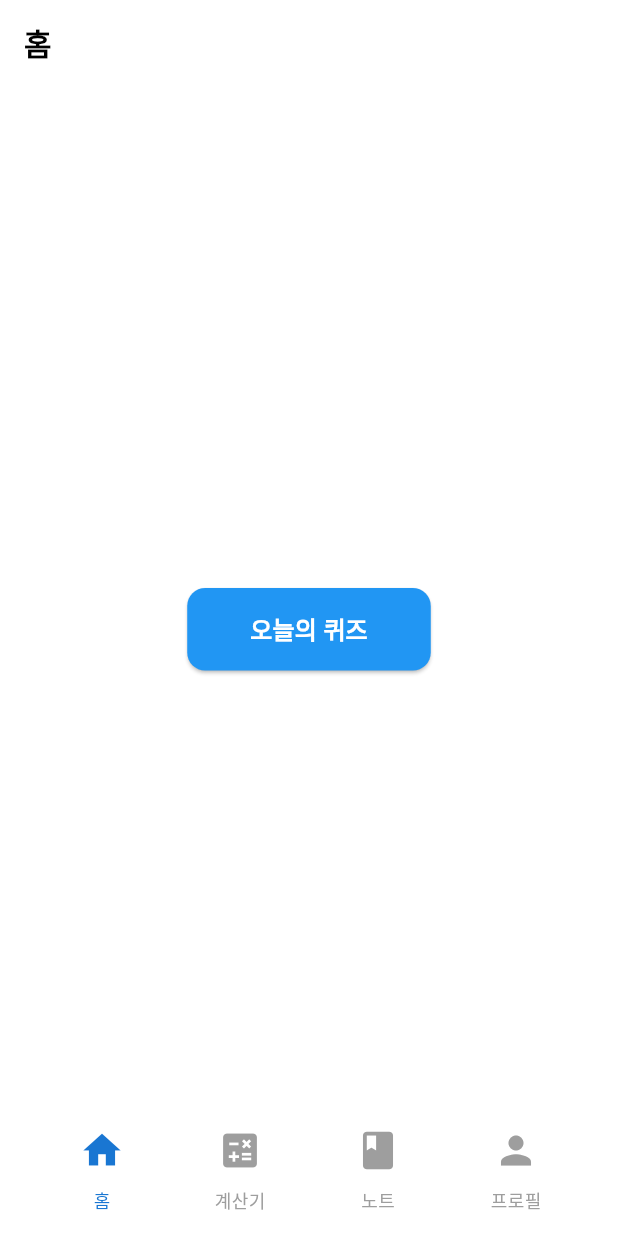
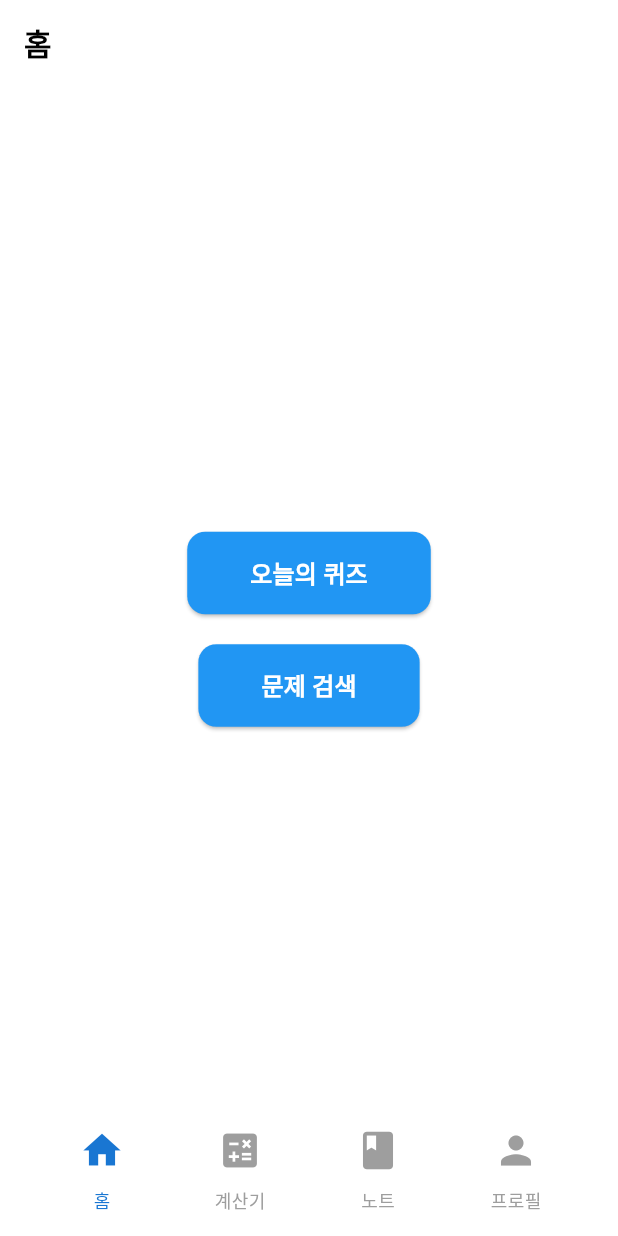
Before and after one commit to kxuvinn/AIab, a Flutter app: the HomeScreen screen opened directly with empty values, on a phone screen of 412 x 824 dp. Run offline on Flutter 3.47's test engine with Material 3 defaults, Android fonts, the phone set to English and light mode, and no system bars.

Commit message:
Add Image Upload Button

```diff
--- a/frontend/lib/screens/home_screen.dart
+++ b/frontend/lib/screens/home_screen.dart
@@ -27,6 +27,7 @@ class HomeScreen extends StatelessWidget {
           mainAxisAlignment: MainAxisAlignment.center,
           children: [
             const SizedBox(height: 40),
+            //오늘의 퀴즈
             ElevatedButton(
               onPressed: () {
                 Navigator.push(
@@ -49,6 +50,31 @@ class HomeScreen extends StatelessWidget {
                 )
                 ),
             ),
+            const SizedBox(height: 20),
+            //문제 검색 버튼
+            ElevatedButton(
+              onPressed: () {
+                Navigator.push(
+                  context,
+                  MaterialPageRoute(
+                    builder: (_) => const ImageUploadScreen(),
+                  ),
+                );
+              },
+              style: ElevatedButton.styleFrom(
+                backgroundColor: Colors.blue,
+                padding: const EdgeInsets.symmetric(horizontal: 42, vertical: 16),
+                shape: RoundedRectangleBorder(borderRadius: BorderRadius.circular(12)),
+              ),
+              child: const Text(
+                "문제 검색",
+                style: TextStyle(
+                  fontSize: 16,
+                  fontFamily: 'NotoSans',
+                  color: Colors.white,
+                ),
+              ),
+            ),
           ],
         ),
       ),
```
